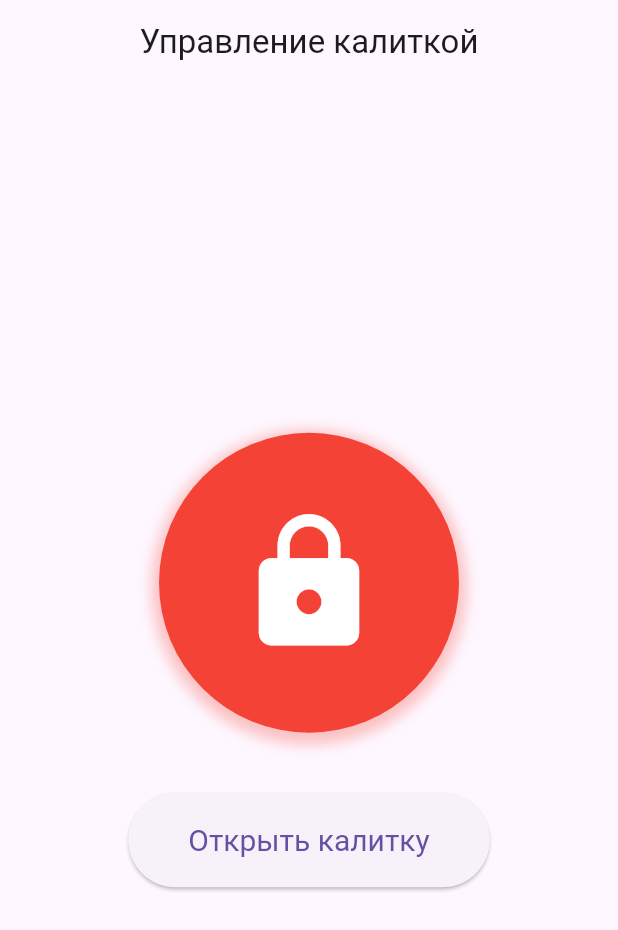
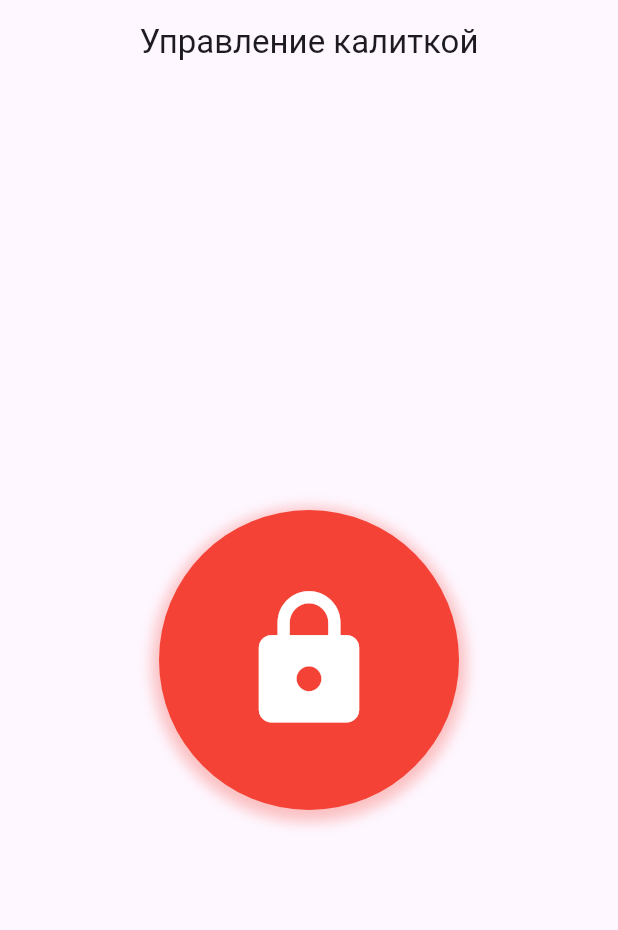
Before and after one commit to stepun/gateControl, a Flutter app: the screen it shows after launch, on a phone screen of 412 x 824 dp. Shown: the top 930 px of the screen. Run offline on Flutter 3.47's test engine with Material 3 defaults, Android fonts, the phone set to English and light mode, and no system bars.

Commit message:
change button

```diff
--- a/lib/main.dart
+++ b/lib/main.dart
@@ -112,7 +112,9 @@ class _GateControlScreenState extends State<GateControlScreen> {
         child: Column(
           mainAxisAlignment: MainAxisAlignment.center,
           children: [
-            AnimatedContainer(
+            GestureDetector(
+              onTap: _isLoading ? null : _controlGate,
+              child: AnimatedContainer(
                 duration: const Duration(milliseconds: 300),
                 width: 200,
                 height: 200,
@@ -128,22 +130,6 @@ class _GateControlScreenState extends State<GateControlScreen> {
                     ),
                   ],
                 ),
-              child: Icon(
-                _isOpen ? Icons.lock_open : Icons.lock,
-                size: 100,
-                color: Colors.white,
-              ),
-            ),
-            const SizedBox(height: 40),
-            ElevatedButton(
-              onPressed: _isLoading ? null : _controlGate,
-              style: ElevatedButton.styleFrom(
-                padding: const EdgeInsets.symmetric(
-                  horizontal: 40,
-                  vertical: 20,
-                ),
-                textStyle: const TextStyle(fontSize: 20),
-              ),
                 child: _isLoading
                     ? const SizedBox(
                         width: 24,
@@ -153,7 +139,12 @@ class _GateControlScreenState extends State<GateControlScreen> {
                           strokeWidth: 2,
                         ),
                       )
-                  : const Text('Открыть калитку'),
+                    : Icon(
+                        _isOpen ? Icons.lock_open : Icons.lock,
+                        size: 100,
+                        color: Colors.white,
+                      ),
+              ),
             ),
           ],
         ),
```
Also changed, not shown: 2 other files. Lines whose indentation alone changed are shown as unchanged.
